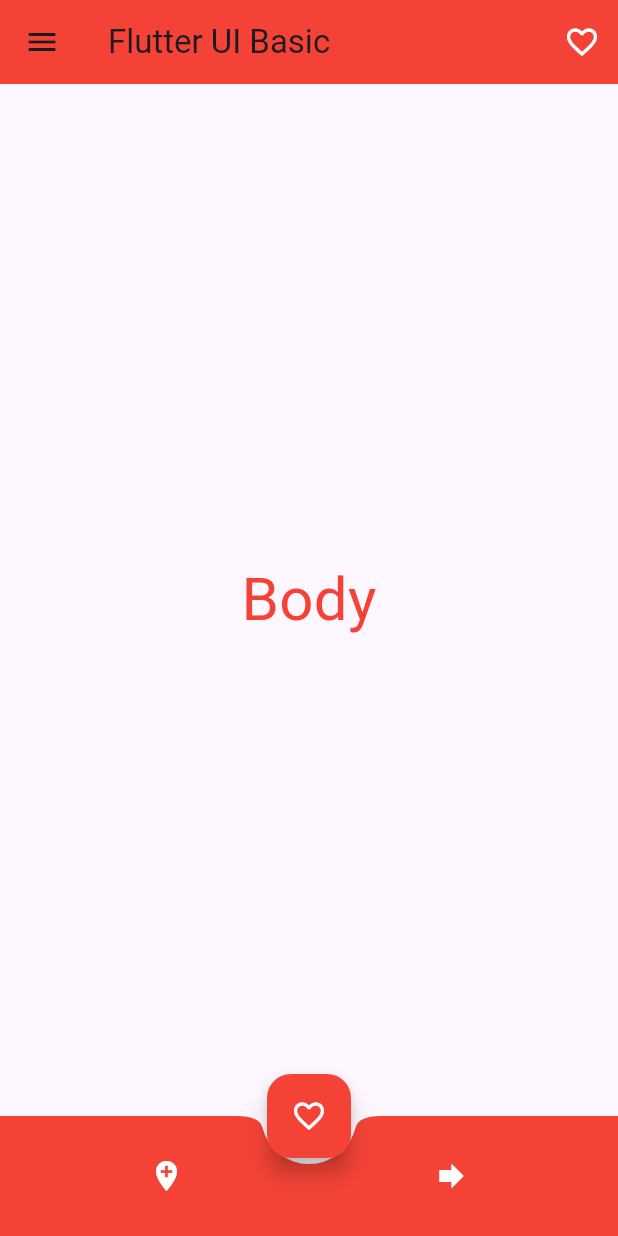
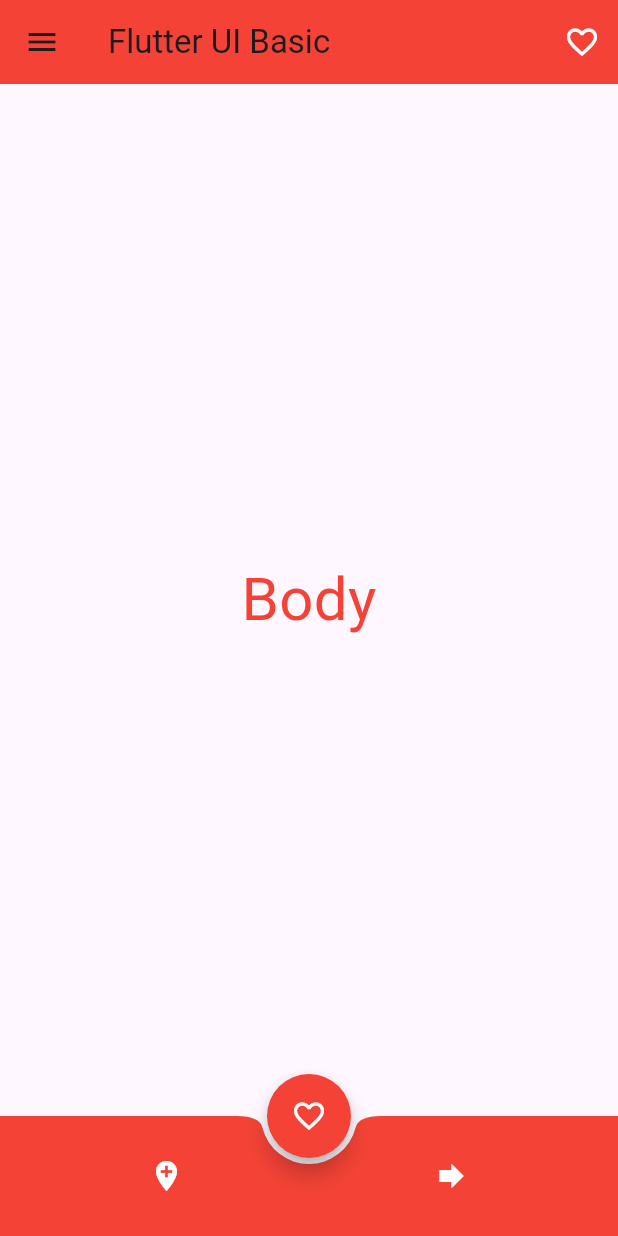
Before and after one commit to EducLecomte/Flutter_ui_basic, a Flutter app: the screen it shows after launch, on a phone screen of 412 x 824 dp. Run offline on Flutter 3.47's test engine with Material 3 defaults, Android fonts, the phone set to English and light mode, and no system bars.

Commit message:
floating round

```diff
--- a/lib/main.dart
+++ b/lib/main.dart
@@ -102,12 +102,16 @@ class _MyHomePageState extends State<MyHomePage> {
         ),
       ),
       floatingActionButton: FloatingActionButton(
-          onPressed: _likeThis, backgroundColor: Colors.red, child: _coeur),
+        onPressed: _likeThis,
+        backgroundColor: Colors.red,
+        shape: CircleBorder(),
+        child: _coeur,
+      ),
       floatingActionButtonLocation: FloatingActionButtonLocation.centerDocked,
       bottomNavigationBar: const BottomAppBar(
         color: Colors.red,
         child: SizedBox(
-          height: 50,
+          //height: 100,
           child: Row(
             mainAxisAlignment: MainAxisAlignment.spaceAround,
             children: <Widget>[
```
